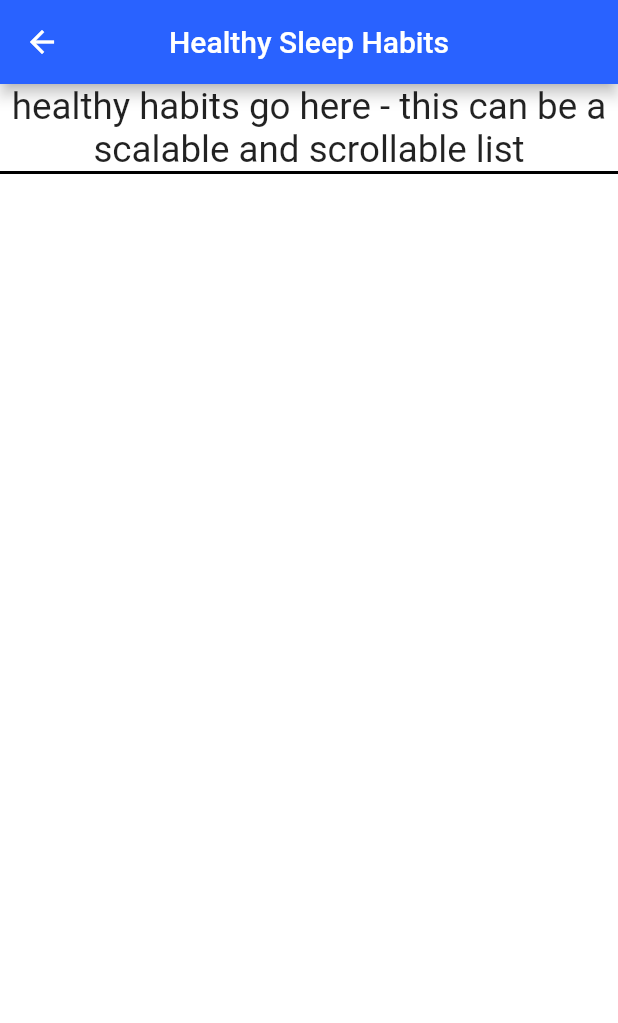
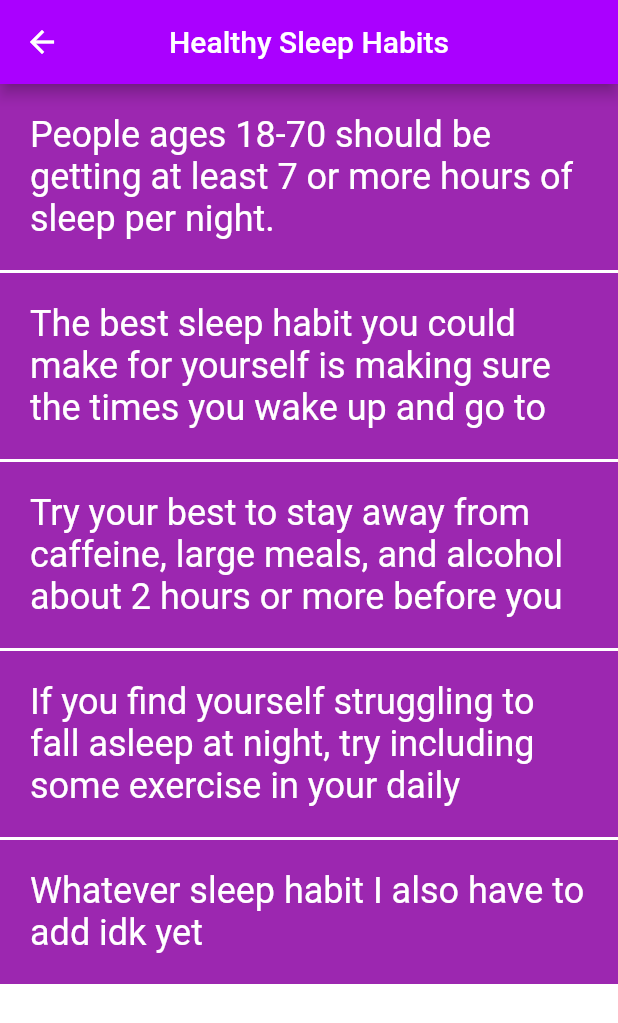
Before and after one commit to jakelang01/SweetDreams, a Flutter app: the HealthyHabits screen opened directly, on a phone screen of 412 x 824 dp. Shown: the top 1023 px of the screen. Run offline on Flutter 3.47's test engine with Material 2 defaults, Android fonts, the phone set to English and light mode, and no system bars; our stand-ins replace cloud_firestore, firebase_core, flutter_rating_bar, shared_preferences; accounts and stored records are empty.

Commit message:
Display for HealthyHabits

```diff
--- a/lib/dreams/viewmodel/dreams_viewmodel.dart
+++ b/lib/dreams/viewmodel/dreams_viewmodel.dart
@@ -18,6 +18,9 @@ class UNITSViewModel {
 
   String healthySleepAgeRange = "18 to 60 Years Old";
   String healthySleepAmountPerNight = "7 or more hours per night.";
+  String healthyFoodHabits = "Eat about 3 hours before going to bed";
+  String healthyCaffeine = "Stay away from caffeine before 5 hours";
+  String healthyPhone = "Try to stay off your phone for the last hour before bed";
 
   double hour = 0.0;
   double minute = 0.0;
--- a/lib/dreams/views/dreams_healthy_habits.dart
+++ b/lib/dreams/views/dreams_healthy_habits.dart
@@ -18,40 +18,110 @@ class _HealthyHabitsPageState extends State<HealthyHabits> {
   void initState() {
     super.initState();
   }
-
  @override
   Widget build(BuildContext context) {
-
    return Scaffold(
      appBar: AppBar(
        title: Text('Healthy Sleep Habits'),
        centerTitle: true,
-          backgroundColor: Colors.blueAccent.shade700,
+       backgroundColor: Colors.purpleAccent.shade700,
      ),
      backgroundColor: Colors.white,
-        body: ListView(
-          children: <Widget>[
+     body: SingleChildScrollView(
+       child: Column(
+           children: [
              Container(
                decoration: BoxDecoration(
+                 color: Colors.purple,
                  border: Border(
                    bottom: BorderSide(
-                    color: const Color(0xFF000000),
+                     color: Colors.white,
+                     width: 2,
+                   ),
+                 ),
+               ),
+               padding: const EdgeInsets.fromLTRB(20, 20, 20, 20),
+               child: Text(
+                 'People ages 18-70 should be getting at least 7 or more hours of sleep per night.',
+                     style: TextStyle(fontSize: 24, color: Colors.white),
+                     maxLines: 3,
+               ),
+             ),
+             Container(
+               decoration: BoxDecoration(
+                 color: Colors.purple,
+                 border: Border(
+                   bottom: BorderSide(
+                    color: Colors.white,
+                      width: 2),
+                 ),
+               ),
+               padding: EdgeInsets.fromLTRB(20, 20, 20, 20),
+               child: Text(
+                 'The best sleep habit you could make for yourself is making sure the times you wake up and go to bed are consistent each day.',
+                    style: TextStyle(fontSize: 24, color: Colors.white),
+                    maxLines: 3,
+                 ),
+               ),
+             Container(
+               decoration: BoxDecoration(
+                 color: Colors.purple,
+                 border: Border(
+                   bottom: BorderSide(
+                     color: Colors.white,
+                     width: 2,
+                   ),
+                 ),
+               ),
+               padding:  EdgeInsets.fromLTRB(20, 20, 20, 20),
+               child: Text(
+                 'Try your best to stay away from caffeine, large meals, and alcohol about 2 hours or more before you head to bed.',
+                    style: TextStyle(fontSize: 24, color: Colors.white),
+                    maxLines: 3,
+               ),
+             ),
+             Container(
+               decoration: BoxDecoration(
+                 color: Colors.purple,
+                 border: Border(
+                   bottom: BorderSide(
+                     color: Colors.white,
+                     width: 2,
+                   ),
+                 ),
+               ),
+               padding: EdgeInsets.fromLTRB(20, 20, 20, 20),
+               child: Text(
+                 'If you find yourself struggling to fall asleep at night, try including some exercise in your daily routine.',
+                    style: TextStyle(fontSize: 24, color: Colors.white),
+                    maxLines: 3,
+               ),
+             ),
+             Container(
+               decoration: BoxDecoration(
+                 color: Colors.purple,
+                 border: Border(
+                   bottom: BorderSide(
+                     color: Colors.white,
                      width: 2
                    ),
                  ),
                ),
+               padding: EdgeInsets.fromLTRB(20, 20, 20, 20),
                child: Text(
-                  "healthy habits go here - this can be a scalable and scrollable list",
-                  textAlign: TextAlign.center,
-                  textScaleFactor: 1.75,
+                 'Whatever sleep habit I also have to add idk yet',
+                    style: TextStyle(fontSize: 24, color: Colors.white),
+                    maxLines: 3,
                ),
              ),
-          ],
-        )
+           ] // Children
+       ),
+     ),
    );
  }
 
-  _fieldFocusChange(BuildContext context, FocusNode currentFocus, FocusNode nextFocus) {
+   _fieldFocusChange(BuildContext context, FocusNode currentFocus,
+       FocusNode nextFocus) {
      currentFocus.unfocus();
      FocusScope.of(context).requestFocus(nextFocus);
    }
```
Lines whose indentation alone changed are shown as unchanged.
